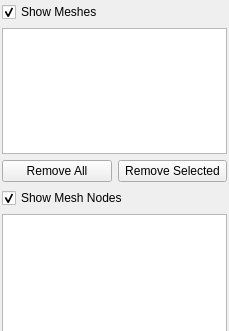
First picture: the form in DataView/MshTabWidgetBase.ui, repository ufz/ogs, before the edit; both pictures show x 0 to 229 and y 0 to 331 of the 229 by 500 pixel window.
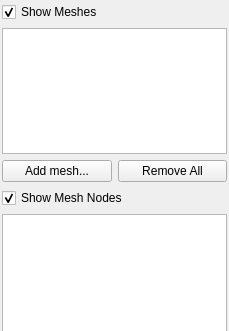
Second picture: the form after the edit. Custom widgets are drawn as their Qt base class.

What changed in the file:
```diff
--- a/DataView/MshTabWidgetBase.ui
+++ b/DataView/MshTabWidgetBase.ui
@@ -36,16 +36,16 @@
    <item>
     <layout class="QHBoxLayout" name="horizontalLayout">
      <item>
-      <widget class="QPushButton" name="clearAllPushButton">
+      <widget class="QPushButton" name="addMeshPushButton">
        <property name="text">
-        <string>Remove All</string>
+        <string>Add mesh...</string>
        </property>
       </widget>
      </item>
      <item>
-      <widget class="QPushButton" name="clearSelectedPushButton">
+      <widget class="QPushButton" name="clearAllPushButton">
        <property name="text">
-        <string>Remove Selected</string>
+        <string>Remove All</string>
        </property>
       </widget>
      </item>
```
